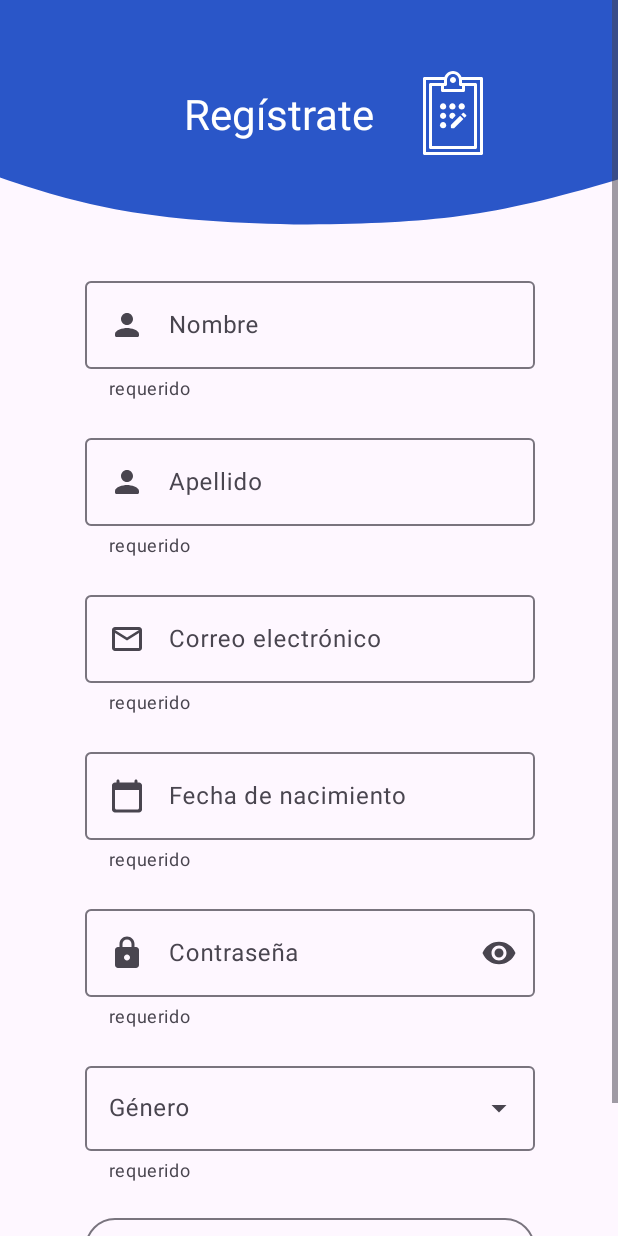
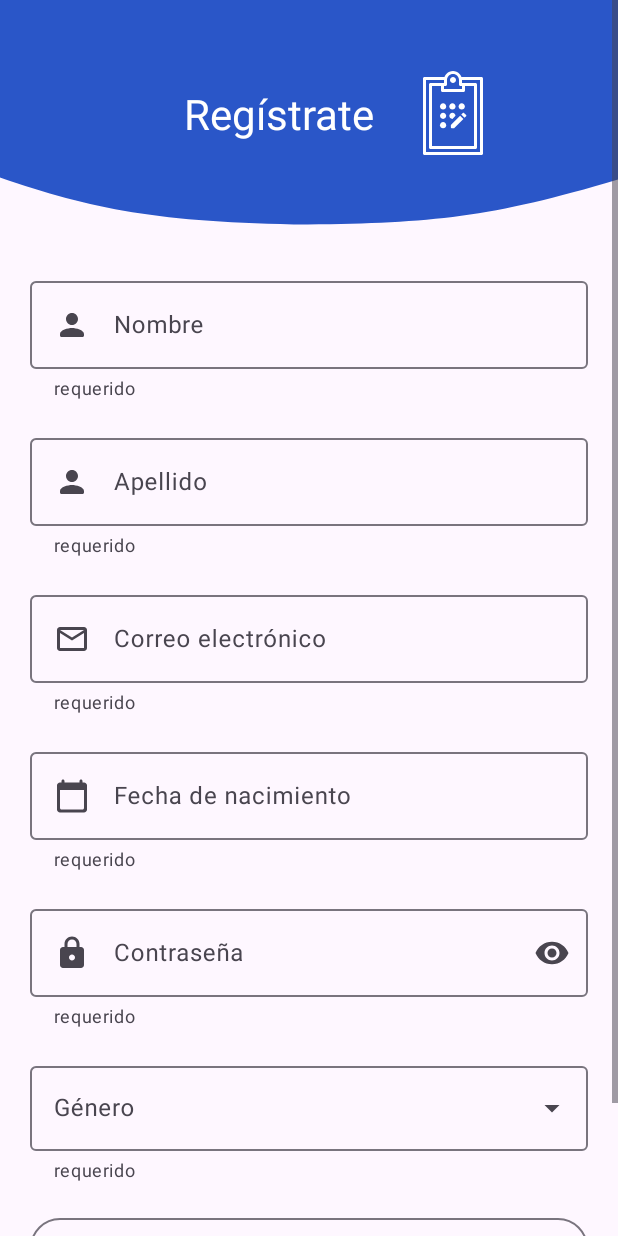
Before and after one commit to Rodrigo1619/Notimed, an Android app: the RegisterFragment screen opened through its navigation route, on a phone screen of 412 x 824 dp. Run offline under Robolectric (Android 15) with nearby library versions, the phone set to English and light mode, and no system bars; our stand-ins replace data binding.

Commit message:
chore: width textInputLayouts updated

```diff
--- a/notimed-android-app/app/src/main/res/layout/fragment_register.xml
+++ b/notimed-android-app/app/src/main/res/layout/fragment_register.xml
@@ -68,26 +68,23 @@
 
             <androidx.constraintlayout.widget.ConstraintLayout
                 android:id="@+id/FormLayout"
-                android:layout_width="wrap_content"
+                android:layout_width="0dp"
                 android:layout_height="wrap_content"
-                android:layout_marginStart="@dimen/normalGap"
+                android:layout_marginStart="@dimen/margin_20dp"
                 android:layout_marginTop="@dimen/normalGap"
-                android:layout_marginEnd="@dimen/normalGap"
+                android:layout_marginEnd="@dimen/margin_20dp"
                 android:layout_marginBottom="@dimen/normalGap"
-                android:maxWidth="500dp"
-                android:minWidth="250dp"
                 app:layout_constraintBottom_toBottomOf="parent"
                 app:layout_constraintEnd_toEndOf="parent"
-                app:layout_constraintHorizontal_bias="0.51"
                 app:layout_constraintStart_toStartOf="parent"
                 app:layout_constraintTop_toBottomOf="@+id/view"
-                app:layout_constraintVertical_bias="0.0">
+                app:layout_constraintWidth_max="480dp">
 
                 <com.google.android.material.textfield.TextInputLayout
                     android:id="@+id/editName"
-                    android:layout_width="300dp"
+                    android:layout_width="match_parent"
                     android:layout_height="wrap_content"
-                    android:layout_marginBottom="@dimen/margin_label_textField"
+                    android:layout_marginBottom="@dimen/margin_20dp"
                     app:endIconMode="clear_text"
                     app:helperText="@string/helper_text"
                     app:helperTextEnabled="true"
@@ -110,9 +107,9 @@
 
                 <com.google.android.material.textfield.TextInputLayout
                     android:id="@+id/editLastName"
-                    android:layout_width="300dp"
+                    android:layout_width="match_parent"
                     android:layout_height="wrap_content"
-                    android:layout_marginBottom="@dimen/margin_label_textField"
+                    android:layout_marginBottom="@dimen/margin_20dp"
                     app:endIconMode="clear_text"
                     app:helperText="@string/helper_text"
                     app:helperTextEnabled="true"
@@ -136,9 +133,9 @@
 
                 <com.google.android.material.textfield.TextInputLayout
                     android:id="@+id/editEmail"
-                    android:layout_width="300dp"
+                    android:layout_width="match_parent"
                     android:layout_height="wrap_content"
-                    android:layout_marginBottom="@dimen/margin_label_textField"
+                    android:layout_marginBottom="@dimen/margin_20dp"
                     app:endIconMode="clear_text"
                     app:helperText="@string/helper_text"
                     app:helperTextEnabled="true"
@@ -163,7 +160,7 @@
                     android:id="@+id/editBirthday"
                     android:layout_width="0dp"
                     android:layout_height="wrap_content"
-                    android:layout_marginBottom="@dimen/margin_label_textField"
+                    android:layout_marginBottom="@dimen/margin_20dp"
                     app:helperText="@string/helper_text"
                     app:helperTextEnabled="true"
                     app:layout_constraintBottom_toTopOf="@+id/editPassword"
@@ -182,9 +179,9 @@
                         android:focusable="true"
                         android:focusableInTouchMode="false"
                         android:hint="@string/labelBirthday"
-                        android:text="@{viewModel.currentBirthday}"
                         android:inputType="text"
                         android:maxLines="1"
+                        android:text="@{viewModel.currentBirthday}"
                         android:textColor="?colorOnSurface"
                         android:textColorHint="?colorOnSurfaceVariant" />
                 </com.google.android.material.textfield.TextInputLayout>
@@ -194,7 +191,7 @@
                     android:id="@+id/editPassword"
                     android:layout_width="0dp"
                     android:layout_height="wrap_content"
-                    android:layout_marginBottom="@dimen/margin_label_textField"
+                    android:layout_marginBottom="@dimen/margin_20dp"
                     app:endIconMode="password_toggle"
                     app:errorContentDescription="@string/labelBirthday"
                     app:errorEnabled="true"
@@ -212,8 +209,8 @@
                         android:drawableStart="@drawable/ic_round_lock_24"
                         android:drawablePadding="@dimen/smallGap"
                         android:hint="@string/labelPassword"
+                        android:inputType="textPassword"
                         android:text="@{viewModel.currentPassword}"
-                        android:inputType="textPassword"
                         android:textColor="?colorOnSurface"
                         android:textColorHint="?colorOnSurfaceVariant" />
                 </com.google.android.material.textfield.TextInputLayout>
@@ -224,12 +221,12 @@
                     style="@style/Widget.Material3.TextInputLayout.OutlinedBox.ExposedDropdownMenu"
                     android:layout_width="0dp"
                     android:layout_height="wrap_content"
-                    android:layout_marginBottom="@dimen/margin_label_textField"
+                    android:layout_marginBottom="@dimen/margin_20dp"
                     android:hint="@string/labelGender"
                     app:errorEnabled="true"
+                    app:helperText="@string/helper_text"
+
                     app:helperTextEnabled="true"
-
-                    app:helperText="@string/helper_text"
                     app:layout_constraintBottom_toTopOf="@id/registerButton"
                     app:layout_constraintEnd_toEndOf="parent"
                     app:layout_constraintStart_toStartOf="parent"
@@ -240,7 +237,7 @@
                         android:layout_width="match_parent"
                         android:layout_height="wrap_content"
                         android:inputType="none"
-                        android:text="@{viewModel.currentGender}"/>
+                        android:text="@{viewModel.currentGender}" />
 
                 </com.google.android.material.textfield.TextInputLayout>
 
@@ -249,7 +246,7 @@
                     style="?attr/materialButtonOutlinedStyle"
                     android:layout_width="0dp"
                     android:layout_height="48dp"
-                    android:layout_marginTop="@dimen/margin_label_textField"
+                    android:layout_marginTop="@dimen/margin_20dp"
                     android:text="@string/registerText"
                     android:textColor="?colorPrimary"
                     app:layout_constraintEnd_toEndOf="parent"
@@ -261,7 +258,7 @@
                     style="@style/TextAppearance.Material3.LabelSmall"
                     android:layout_width="0dp"
                     android:layout_height="wrap_content"
-                    android:layout_marginTop="@dimen/margin_label_textField"
+                    android:layout_marginTop="@dimen/margin_20dp"
                     android:clickable="true"
                     android:focusable="true"
                     android:text="@string/loginNav"
--- a/notimed-android-app/app/src/main/res/values/dimens.xml
+++ b/notimed-android-app/app/src/main/res/values/dimens.xml
@@ -1,7 +1,7 @@
 <?xml version="1.0" encoding="utf-8"?>
 <resources>
     <dimen name="normalGap">32dp</dimen>
-    <dimen name="margin_label_textField">20dp</dimen>
+    <dimen name="margin_20dp">20dp</dimen>
     <dimen name="smallGap">16dp</dimen>
     <dimen name="gap12dp">12dp</dimen>
 </resources>
```
Also changed, not shown: notimed-android-app/app/src/main/res/layout/fragment_login.xml (+25 -25 lines), notimed-android-app/app/src/main/res/layout/fragment_recover.xml (+9 -10 lines).
